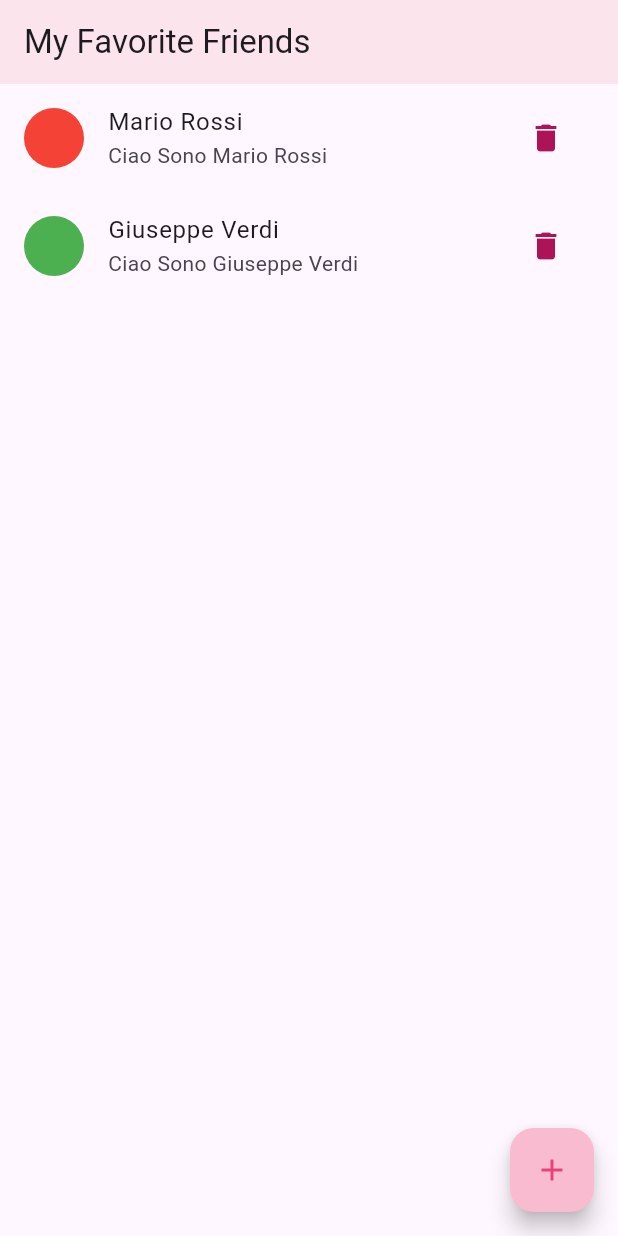
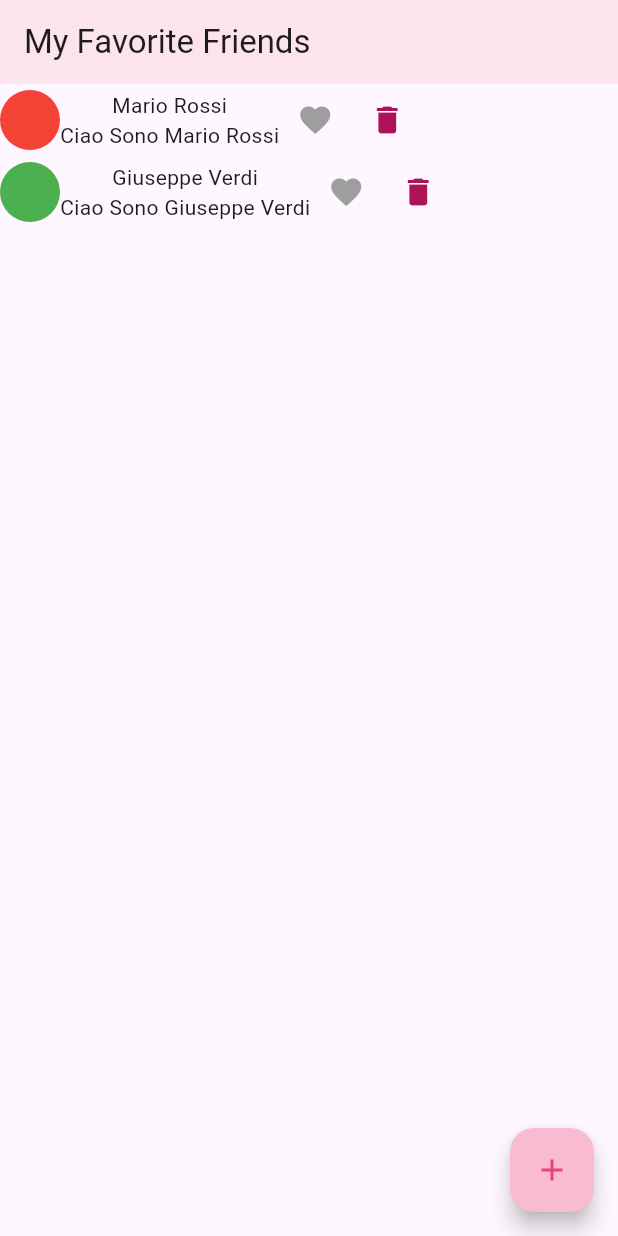
Before and after one commit to didebbo/first_flutter_app, a Flutter app: the screen it shows after launch, on a phone screen of 412 x 824 dp. Run offline on Flutter 3.47's test engine with Material 3 defaults, Android fonts, the phone set to English and light mode, and no system bars; our stand-ins replace logger.

Commit message:
new two actions

```diff
--- a/lib/Pages/HomePage/view.dart
+++ b/lib/Pages/HomePage/view.dart
@@ -38,7 +38,7 @@ class _HomePage extends State<HomePageView> {
         itemBuilder: (context, index, animation) {
           var e = widget.viewModel.items[index];
           return AnimationProvider()
-              .fadeInAndSlideInTransition(animation, listTile(e));
+              .fadeInAndSlideInTransition(animation, tile(e));
         });
   }
 
@@ -48,10 +48,26 @@ class _HomePage extends State<HomePageView> {
     );
   }
 
-  List<ListTile> listTileChildren() =>
-      widget.viewModel.items.map((e) => listTile(e)).toList();
+  List<Row> listTileChildren() =>
+      widget.viewModel.items.map((e) => tile(e)).toList();
 
-  ListTile listTile(element) {
+  Row tile(Item element) {
+    return Row(
+      children: [
+        CircleAvatar(
+          backgroundColor: element.avatarColor,
+          radius: 20,
+        ),
+        Column(children: [
+          Text(element.name),
+          Text(element.subTitle()),
+        ]),
+        iconsRow(element)
+      ],
+    );
+  }
+
+  ListTile listTile(Item element) {
     return ListTile(
       leading: CircleAvatar(
         backgroundColor: element.avatarColor,
@@ -59,8 +75,12 @@ class _HomePage extends State<HomePageView> {
       ),
       title: Text(element.name),
       subtitle: Text(element.subTitle()),
-      trailing: deleteIcon(element),
+      trailing: iconsRow(element),
     );
+  }
+
+  Row iconsRow(Item forItem) {
+    return Row(children: [favouriteIcon(forItem), deleteIcon(forItem)]);
   }
 
   IconButton favouriteIcon(Item forItem) {
@@ -75,7 +95,7 @@ class _HomePage extends State<HomePageView> {
 
   IconButton deleteIcon(Item forItem) {
     onPressed() => setState(
-        () => widget.viewModel.onPressDeleteIcon(forItem, listTile(forItem)));
+        () => widget.viewModel.onPressDeleteIcon(forItem, tile(forItem)));
 
     return IconButton(
         onPressed: onPressed,
```
Also changed, not shown: lib/Pages/HomePage/view_model.dart (+5 -5 lines), lib/Widgets/slide_animation.dart (+0 -7 lines).
